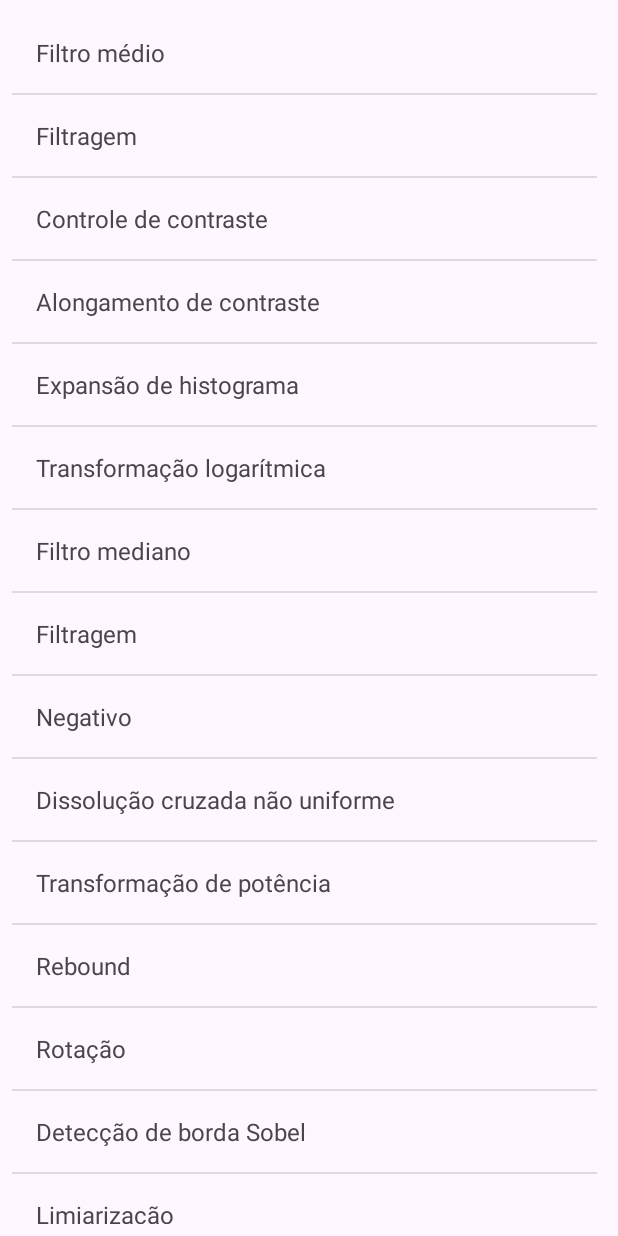
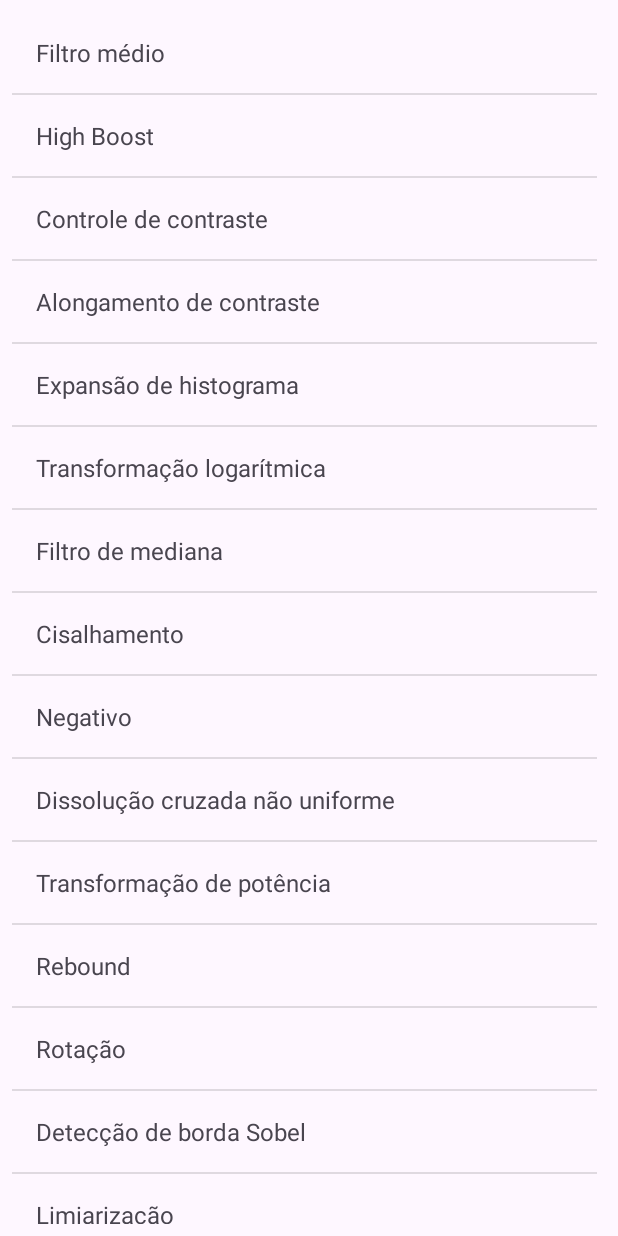
Before and after one commit to Wyllgner/ImgsProc-Project, an Android app: the screen it shows after launch (MainActivity), on a phone screen of 412 x 824 dp. Run offline under Robolectric (Android 15) with nearby library versions, the phone set to English and light mode, and no system bars.

Commit message:
Sem customizacao

```diff
--- a/Customizaesdeimagens/app/src/main/java/com/example/customizaesdeimagens/activity/activity/MainActivity.java
+++ b/Customizaesdeimagens/app/src/main/java/com/example/customizaesdeimagens/activity/activity/MainActivity.java
@@ -86,8 +86,9 @@ public class MainActivity extends AppCompatActivity implements RecyclerViewInter
                 // Converter o URI em Bitmap
                 Bitmap imagemBitmap = MediaStore.Images.Media.getBitmap(this.getContentResolver(), selectedImageUri);
 
-                // Chamar o método para processar a imagem selecionada
-                Funcoes.processarImagemSelecionada(imagemBitmap);
+                // Criar uma instância de Funcoes e chamar o método para processar a imagem selecionada
+                Funcoes funcoes = new Funcoes();
+                funcoes.processarImagemSelecionada(imagemBitmap);
 
             } catch (IOException e) {
                 e.printStackTrace();
@@ -100,7 +101,7 @@ public class MainActivity extends AppCompatActivity implements RecyclerViewInter
         Funcoes funcao = new Funcoes("Filtro médio", 0);
         this.listaFuncoes.add(funcao);
 
-        funcao = new Funcoes("Filtragem", 1);
+        funcao = new Funcoes("High Boost", 1);
         this.listaFuncoes.add(funcao);
 
         funcao = new Funcoes("Controle de contraste", 2);
@@ -115,10 +116,10 @@ public class MainActivity extends AppCompatActivity implements RecyclerViewInter
         funcao = new Funcoes("Transformação logarítmica", 5);
         this.listaFuncoes.add(funcao);
 
-        funcao = new Funcoes("Filtro mediano", 6);
+        funcao = new Funcoes("Filtro de mediana", 6);
         this.listaFuncoes.add(funcao);
 
-        funcao = new Funcoes("Filtragem", 7);
+        funcao = new Funcoes("Cisalhamento", 7);
         this.listaFuncoes.add(funcao);
 
         funcao = new Funcoes("Negativo", 8);
@@ -148,7 +149,7 @@ public class MainActivity extends AppCompatActivity implements RecyclerViewInter
         funcao = new Funcoes("Zoom na imagem", 16);
         this.listaFuncoes.add(funcao);
 
-        funcao = new Funcoes("Zoom fora da imagem", 17);
+        funcao = new Funcoes("Zoom out na imagem", 17);
         this.listaFuncoes.add(funcao);
     }
 
@@ -156,7 +157,7 @@ public class MainActivity extends AppCompatActivity implements RecyclerViewInter
     @Override
     public void onItemClick(int position) {
         Intent intent = new Intent(MainActivity.this, MainActivity2.class);
-        intent.putExtra("NAME", listaFuncoes.get(position).getTituloFuncao());
+        intent.putExtra("POSITION", position);
         startActivity(intent);
 
     }
```
Also changed, not shown: Customizaesdeimagens/app/src/main/java/com/example/customizaesdeimagens/activity/activity/MainActivity2.java (+9 -4 lines), Customizaesdeimagens/app/src/main/java/com/example/customizaesdeimagens/activity/model/Funcoes.java (+28 -24 lines).
